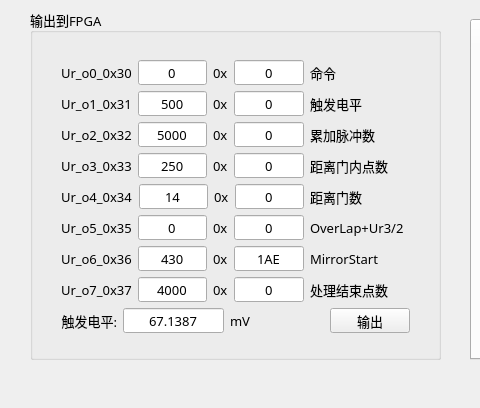
Qt form CStreamingCaptureFinal-master/mainwindow.ui (mh554697703/CStreamingCapture) before a commit; both pictures show x 0 to 480 and y 284 to 692 of the 1139 by 692 pixel window.
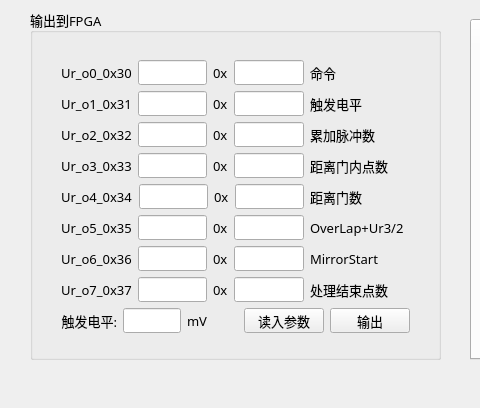
The same form after that commit.

Commit message: 添加读入参数按钮，从文件中读取设置参数到软件界面

Diff of the .ui file:
```diff
--- a/CStreamingCaptureFinal-master/mainwindow.ui
+++ b/CStreamingCaptureFinal-master/mainwindow.ui
@@ -405,7 +405,7 @@
            </font>
           </property>
           <property name="text">
-           <string>0</string>
+           <string/>
           </property>
           <property name="alignment">
            <set>Qt::AlignCenter</set>
@@ -447,7 +447,7 @@
            </font>
           </property>
           <property name="text">
-           <string>0</string>
+           <string/>
           </property>
           <property name="alignment">
            <set>Qt::AlignCenter</set>
@@ -515,7 +515,7 @@
            </font>
           </property>
           <property name="text">
-           <string>500</string>
+           <string/>
           </property>
           <property name="alignment">
            <set>Qt::AlignCenter</set>
@@ -557,7 +557,7 @@
            </font>
           </property>
           <property name="text">
-           <string>0</string>
+           <string/>
           </property>
           <property name="alignment">
            <set>Qt::AlignCenter</set>
@@ -625,7 +625,7 @@
            </font>
           </property>
           <property name="text">
-           <string>5000</string>
+           <string/>
           </property>
           <property name="alignment">
            <set>Qt::AlignCenter</set>
@@ -667,7 +667,7 @@
            </font>
           </property>
           <property name="text">
-           <string>0</string>
+           <string/>
           </property>
           <property name="alignment">
            <set>Qt::AlignCenter</set>
@@ -735,7 +735,7 @@
            </font>
           </property>
           <property name="text">
-           <string>250</string>
+           <string/>
           </property>
           <property name="alignment">
            <set>Qt::AlignCenter</set>
@@ -777,7 +777,7 @@
            </font>
           </property>
           <property name="text">
-           <string>0</string>
+           <string/>
           </property>
           <property name="alignment">
            <set>Qt::AlignCenter</set>
@@ -845,7 +845,7 @@
            </font>
           </property>
           <property name="text">
-           <string>14</string>
+           <string/>
           </property>
           <property name="alignment">
            <set>Qt::AlignCenter</set>
@@ -887,7 +887,7 @@
            </font>
           </property>
           <property name="text">
-           <string>0</string>
+           <string/>
           </property>
           <property name="alignment">
            <set>Qt::AlignCenter</set>
@@ -955,7 +955,7 @@
            </font>
           </property>
           <property name="text">
-           <string>0</string>
+           <string/>
           </property>
           <property name="alignment">
            <set>Qt::AlignCenter</set>
@@ -997,7 +997,7 @@
            </font>
           </property>
           <property name="text">
-           <string>0</string>
+           <string/>
           </property>
           <property name="alignment">
            <set>Qt::AlignCenter</set>
@@ -1065,7 +1065,7 @@
            </font>
           </property>
           <property name="text">
-           <string>430</string>
+           <string/>
           </property>
           <property name="alignment">
            <set>Qt::AlignCenter</set>
@@ -1107,7 +1107,7 @@
            </font>
           </property>
           <property name="text">
-           <string>1AE</string>
+           <string/>
           </property>
           <property name="alignment">
            <set>Qt::AlignCenter</set>
@@ -1175,7 +1175,7 @@
            </font>
           </property>
           <property name="text">
-           <string>4000</string>
+           <string/>
           </property>
           <property name="alignment">
            <set>Qt::AlignCenter</set>
@@ -1217,7 +1217,7 @@
            </font>
           </property>
           <property name="text">
-           <string>0</string>
+           <string/>
           </property>
           <property name="alignment">
            <set>Qt::AlignCenter</set>
@@ -1292,7 +1292,7 @@
            </font>
           </property>
           <property name="text">
-           <string>67.1387</string>
+           <string/>
           </property>
           <property name="alignment">
            <set>Qt::AlignCenter</set>
@@ -1334,6 +1334,13 @@
           </property>
          </spacer>
         </item>
+        <item>
+         <widget class="QPushButton" name="pushButton_ReadFile">
+          <property name="text">
+           <string>读入参数</string>
+          </property>
+         </widget>
+        </item>
         <item>
          <widget class="QPushButton" name="pushButton_output">
           <property name="font">
```
